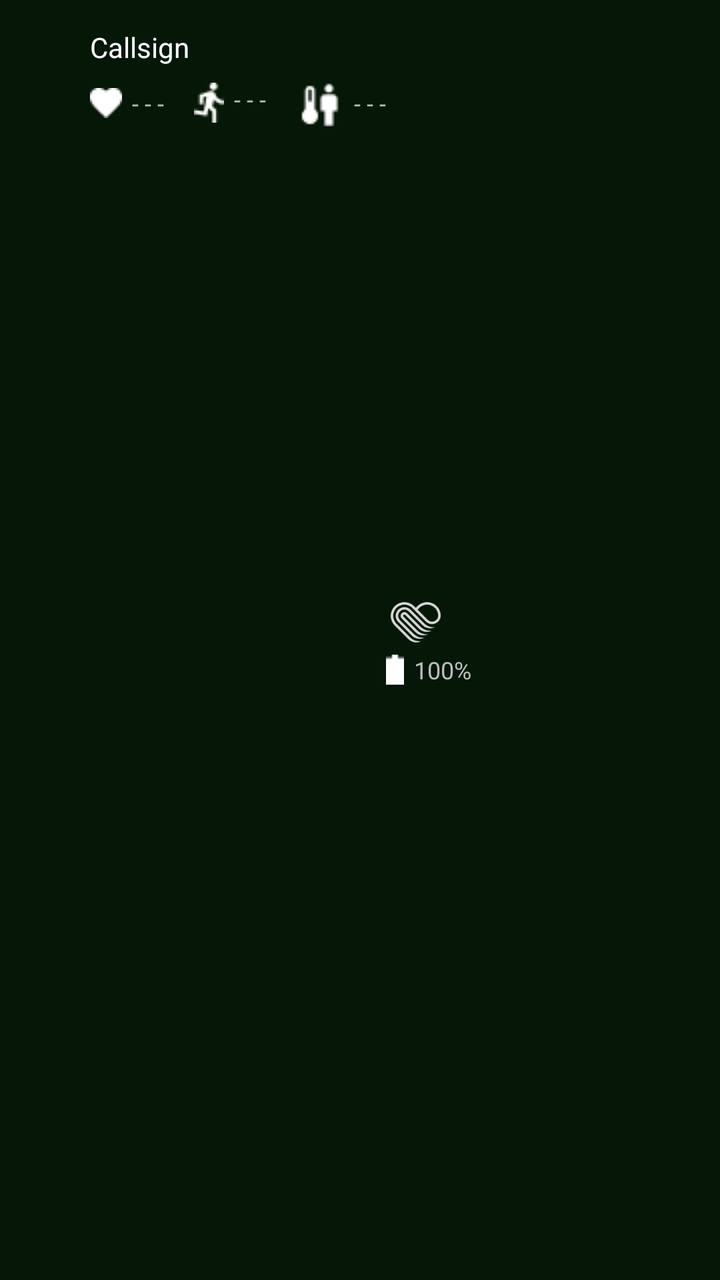
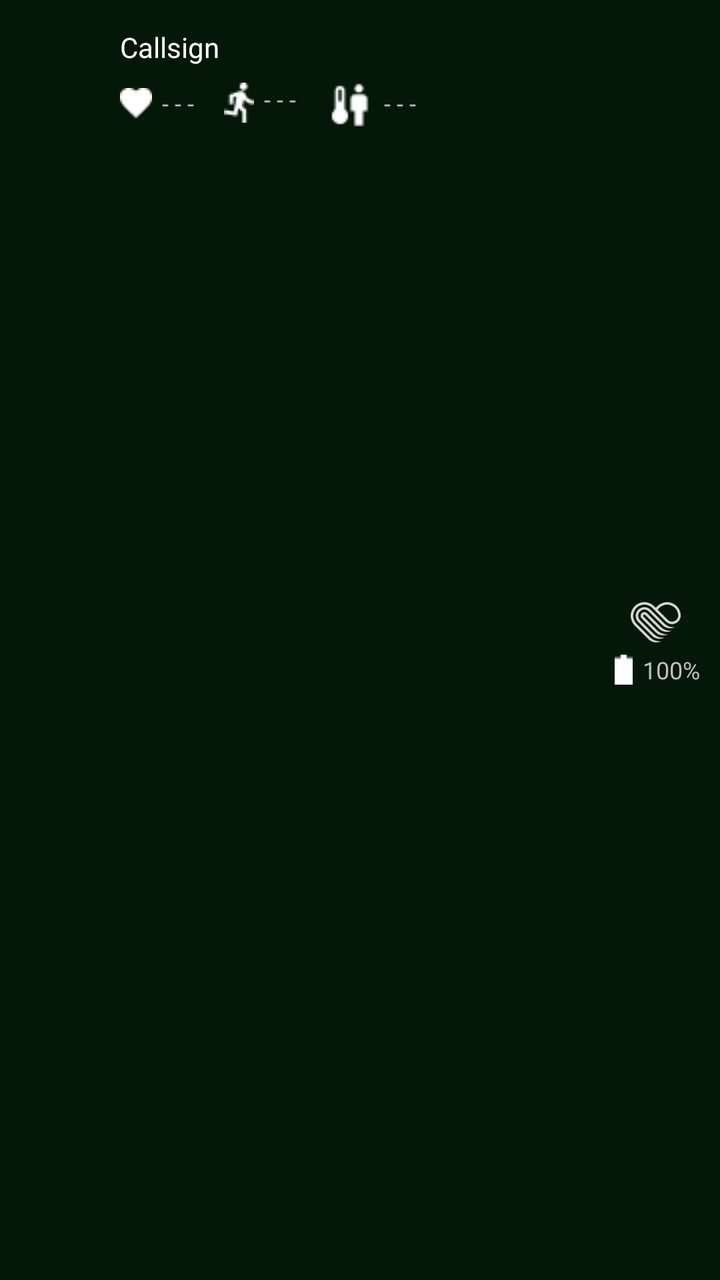

Before-and-after screenshots of an Android layout around one commit, followed by the original layout XML and the change that was made.
<!-- AndroidManifest.xml: application theme AppTheme -->
<!-- res/layout/custom_group_view.xml -->
<?xml version="1.0" encoding="utf-8"?>
<LinearLayout
    xmlns:android="http://schemas.android.com/apk/res/android"
    xmlns:tools="http://schemas.android.com/tools"
    android:layout_width="match_parent"
    android:layout_height="wrap_content"
    android:orientation="horizontal"
    android:paddingVertical="10dp"
    tools:ignore="UselessParent"
    android:background="@color/greenbg"
    style="@style/AppTheme">

    <ImageView
        android:id="@+id/alertIcon"
        android:layout_width="25dp"
        android:layout_height="25dp"
        android:layout_margin="10dp"
        android:src="@drawable/danger"
        tools:ignore="ContentDescription"
        android:layout_gravity="center_vertical"
        android:visibility="invisible"/>

    <LinearLayout
        android:id="@+id/nameAndAlerts"
        android:layout_width="wrap_content"
        android:layout_height="wrap_content"
        android:orientation="vertical"
        android:layout_marginTop="4dp">

        <TextView
            android:id="@+id/textCallsign"
            android:layout_width="wrap_content"
            android:layout_height="wrap_content"
            android:textSize="14sp"
            android:text="Callsign"
            android:textColor="@color/white"
            tools:ignore="RtlHardcoded"/>

        <TextView
            android:id="@+id/textisFalsePositive"
            android:layout_width="wrap_content"
            android:layout_height="wrap_content"
            android:textSize="13sp"
            android:text="Band not worn properly, readings may be incorrect"
            android:textColor="@color/light_gray"
            tools:ignore="RtlHardcoded"
            android:paddingBottom="7dp"
            android:drawableStart="@drawable/isfalsepositive"
            android:visibility = "gone"/>

        <TextView
            android:id="@+id/textLastConnected"
            android:layout_width="wrap_content"
            android:layout_height="wrap_content"
            android:textSize="13sp"
            android:text="Last connected X minutes ago"
            android:textColor="@color/light_gray"
            tools:ignore="RtlHardcoded"
            android:paddingBottom="7dp"
            android:visibility="gone"/>

        <LinearLayout
            android:id="@+id/healthData"
            android:layout_width="wrap_content"
            android:layout_height="wrap_content"
            android:gravity="center_vertical"
            android:paddingTop="5dp">

            <TextView
                android:id="@+id/textHeartRate"
                android:layout_width="wrap_content"
                android:layout_height="wrap_content"
                android:textSize="12sp"
                tools:ignore="RtlHardcoded"
                android:text="- - -"
                android:layout_marginEnd="15dp"
                android:drawableStart="@drawable/heartrate"
                android:drawablePadding="5dp"/>

            <TextView
                android:id="@+id/textExertion"
                android:layout_width="wrap_content"
                android:layout_height="wrap_content"
                android:textSize="12sp"
                tools:ignore="RtlHardcoded"
                android:text="- - -"
                android:layout_marginEnd="15dp"
                android:drawableStart="@drawable/exertion"
                android:drawablePadding="5dp"/>

            <TextView
                android:id="@+id/textCoreBodyTemp"
                android:layout_width="wrap_content"
                android:layout_height="wrap_content"
                android:drawableStart="@drawable/corebodytemp"
                android:text="- - -"
                android:textSize="12sp"
                android:gravity="center_vertical"
                tools:ignore="RtlHardcoded"
                android:drawablePadding="0dp"/>
        </LinearLayout>

        <RelativeLayout
            android:id="@+id/expandedHealthData"
            android:layout_width="wrap_content"
            android:layout_height="wrap_content"
            android:layout_marginTop="3dp"
            android:gravity="center_vertical"
            android:visibility="gone">

            <TextView
                android:id="@+id/textCaloricBurnRate"
                android:layout_width="wrap_content"
                android:layout_height="wrap_content"
                android:textSize="12sp"
                tools:ignore="RtlHardcoded"
                android:text="- - -"
                android:layout_marginEnd="15dp"
                android:drawableStart="@drawable/calories"
                android:drawablePadding="5dp"/>

            <TextView
                android:id="@+id/textHrlv"
                android:layout_width="wrap_content"
                android:layout_height="wrap_content"
                android:textSize="12sp"
                tools:ignore="RtlHardcoded"
                android:text="- - -"
                android:layout_marginEnd="15dp"
                android:drawableStart="@drawable/hrlv"
                android:drawablePadding="5dp"
                android:layout_toEndOf="@id/textCaloricBurnRate"/>

            <TextView
                android:id="@+id/textVo2"
                android:layout_width="wrap_content"
                android:layout_height="wrap_content"
                android:drawableStart="@drawable/vo2"
                android:text="- - -"
                android:textSize="12sp"
                tools:ignore="RtlHardcoded"
                android:layout_marginEnd="15dp"
                android:drawablePadding="5dp"
                android:layout_toEndOf="@id/textHrlv"/>

            <TextView
                android:id="@+id/textHrv"
                android:layout_width="wrap_content"
                android:layout_height="wrap_content"
                android:drawableStart="@drawable/hrv"
                android:text="- - -"
                android:textSize="12sp"
                tools:ignore="RtlHardcoded"
                android:drawablePadding="5dp"
                android:layout_marginTop="3dp"
                android:layout_below="@id/textCaloricBurnRate"/>
        </RelativeLayout>

    </LinearLayout>

    <RelativeLayout
        android:layout_width="wrap_content"
        android:layout_height="wrap_content"
        android:layout_gravity="center_vertical"
        android:layout_marginEnd="10dp"
        android:orientation="vertical">

        <ImageView
            android:id="@+id/iconWearableLogo"
            android:layout_width="30dp"
            android:layout_height="30dp"
            android:src="@drawable/biostrap"
            android:layout_marginEnd="7dp"/>

        <TextView
            android:id="@+id/textBattery"
            android:layout_width="wrap_content"
            android:layout_height="wrap_content"
            android:textSize="12sp"
            android:text="100%"
            tools:ignore="RtlHardcoded"
            android:layout_below="@id/iconWearableLogo"
            android:drawableStart="@drawable/battery"
            android:drawablePadding="5dp"/>


    </RelativeLayout>





</LinearLayout>
<!-- resources referenced by this layout -->
<resources>
  <color name="greenbg">#202BB73B</color>
  <color name="light_gray">#A3A3A3</color>
  <color name="white">#ffffff</color>
  <!-- drawable battery: png bitmap (drawable, 158 bytes) -->
  <!-- drawable biostrap: png bitmap (drawable, 9869 bytes) -->
  <!-- drawable calories: png bitmap (drawable, 372 bytes) -->
  <!-- drawable corebodytemp: png bitmap (drawable, 384 bytes) -->
  <!-- drawable danger: png bitmap (drawable, 1175 bytes) -->
  <!-- drawable exertion: png bitmap (drawable, 350 bytes) -->
  <!-- drawable heartrate: png bitmap (drawable, 255 bytes) -->
  <!-- drawable hrlv: png bitmap (drawable, 381 bytes) -->
  <!-- drawable hrv: png bitmap (drawable, 371 bytes) -->
  <!-- drawable isfalsepositive: png bitmap (drawable, 552 bytes) -->
  <!-- drawable vo2: png bitmap (drawable, 362 bytes) -->
  <style name="AppTheme" parent="@android:style/Theme.Holo">
          <item name="android:buttonStyle">@android:style/Widget.Button</item>
          <item name="android:imageButtonStyle">@android:style/Widget.Button</item>
          <item name="android:buttonStyleToggle">@android:style/Widget.Button</item>
          <item name="android:spinnerStyle">@style/ATAKSpinner</item>
          <item name="android:spinnerItemStyle">@style/ATAKSpinnerItem</item>
          <item name="android:editTextStyle">@style/ATAKEditText</item>
      </style>
  <style name="ATAKSpinner" parent="@android:style/Widget.Spinner">
          <item name="android:spinnerMode">dialog</item>
      </style>
  <style name="ATAKSpinnerItem" parent="@style/AppTheme">
          <item name="android:textColor">@android:color/black</item>
      </style>
  <style name="ATAKEditText" parent="@android:style/Widget.EditText">
          
          
  
          
          <item name="android:imeOptions">flagNoFullscreen</item>
      </style>
</resources>

<!-- the commit's change to res/layout/custom_group_view.xml (unified diff, before → after) -->
@@ -14,7 +14,8 @@
         android:id="@+id/alertIcon"
         android:layout_width="25dp"
         android:layout_height="25dp"
-        android:layout_margin="10dp"
+        android:layout_marginStart="25dp"
+        android:layout_marginEnd="10dp"
         android:src="@drawable/danger"
         tools:ignore="ContentDescription"
         android:layout_gravity="center_vertical"
@@ -170,7 +171,8 @@
             android:layout_width="30dp"
             android:layout_height="30dp"
             android:src="@drawable/biostrap"
-            android:layout_marginEnd="7dp"/>
+            android:layout_marginEnd="7dp"
+            android:layout_alignParentEnd="true"/>
 
         <TextView
             android:id="@+id/textBattery"
@@ -180,6 +182,7 @@
             android:text="100%"
             tools:ignore="RtlHardcoded"
             android:layout_below="@id/iconWearableLogo"
+            android:layout_alignParentEnd="true"
             android:drawableStart="@drawable/battery"
             android:drawablePadding="5dp"/>
 
